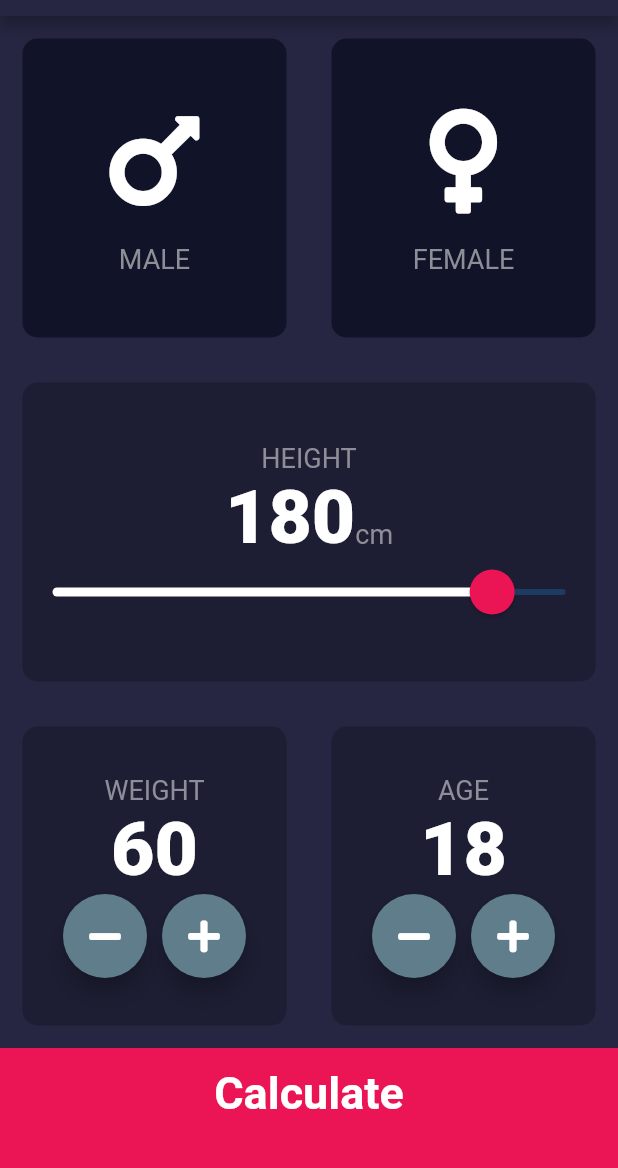
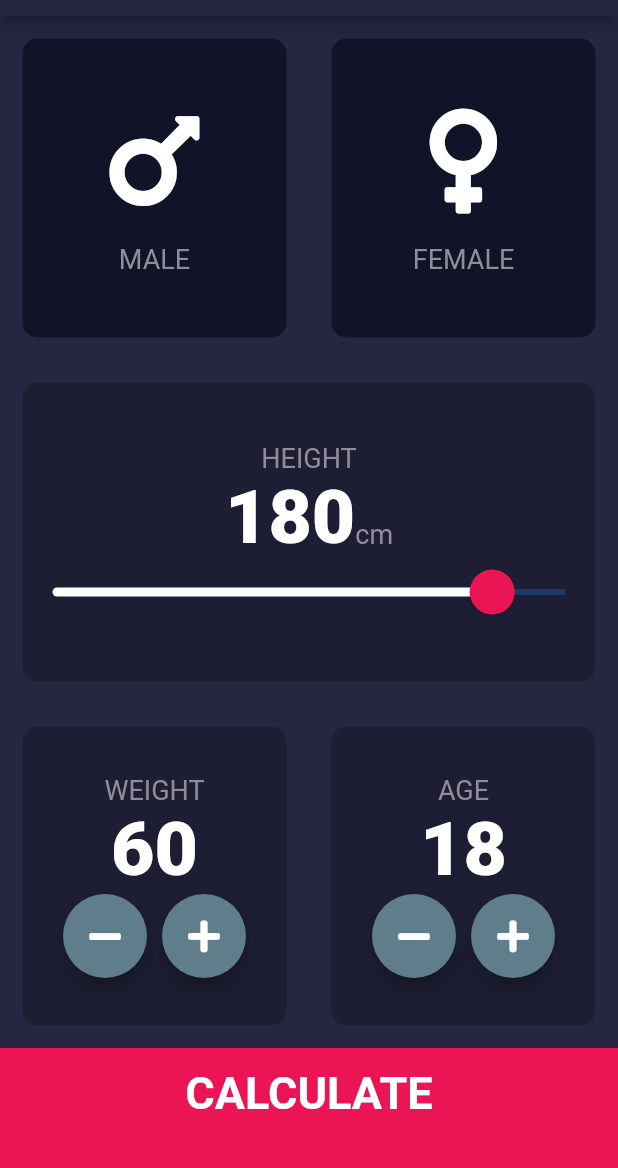
Before and after one commit to taouti/bim_calculator_2, a Flutter app: the screen it shows after launch, on a phone screen of 412 x 824 dp, the part 68-1236 px from its top. Run offline on Flutter 3.47's test engine with Material 2 defaults, Android fonts, the phone set to English and light mode, and no system bars; our stand-ins replace font_awesome_flutter.

Commit message:
commit_03

```diff
--- a/lib/screens/input_page.dart
+++ b/lib/screens/input_page.dart
@@ -1,9 +1,11 @@
 import 'package:bim_calculator_2/screens/results_page.dart';
+import 'package:bim_calculator_2/widgets/bottom_button.dart';
 import 'package:bim_calculator_2/widgets/reusable_card.dart';
 import 'package:bim_calculator_2/widgets/reusable_icon.dart';
 import 'package:bim_calculator_2/widgets/round_icon_button.dart';
 import 'package:flutter/material.dart';
 import 'package:font_awesome_flutter/font_awesome_flutter.dart';
+import 'package:bim_calculator_2/calculator.dart';
 
 import '../constants.dart';
 
@@ -217,26 +219,21 @@ class _InputPageState extends State<InputPage> {
               ],
             ),
           ),
-          GestureDetector(
+          BottomButton(
+            text: 'CALCULATE',
             onTap: () {
+              Calculator calc = Calculator(height: height, weight: weight);
               Navigator.push(
                 context,
                 MaterialPageRoute(
-                  builder: (context) => ResultsPage(),
+                  builder: (context) => ResultsPage(
+                    bmiResult: calc.calculateBMI(),
+                    resultText: calc.getResult(),
+                    interpretationText: calc.getInterpretation(),
+                  ),
                 ),
               );
             },
-            child: Container(
-              padding: EdgeInsets.only(bottom: 20),
-              child: Center(
-                child: Text(
-                  'Calculate',
-                  style: KLargeButtonTextStyle,
-                ),
-              ),
-              height: KBottomContainerHeight,
-              color: KBottomContainerColor,
-            ),
           ),
         ],
       ),
--- /dev/null
+++ b/lib/widgets/bottom_button.dart
@@ -0,0 +1,27 @@
+import 'package:bim_calculator_2/screens/results_page.dart';
+import 'package:flutter/material.dart';
+
+import '../constants.dart';
+
+class BottomButton extends StatelessWidget {
+  final String text;
+  final Function onTap;
+  const BottomButton({this.text, this.onTap});
+  @override
+  Widget build(BuildContext context) {
+    return GestureDetector(
+      onTap: onTap,
+      child: Container(
+        padding: EdgeInsets.only(bottom: 20),
+        child: Center(
+          child: Text(
+            text,
+            style: KLargeButtonTextStyle,
+          ),
+        ),
+        height: KBottomContainerHeight,
+        color: KBottomContainerColor,
+      ),
+    );
+  }
+}
```
Also changed, not shown: lib/calculator.dart (added, +33 -0 lines), lib/constants.dart (+16 -1 lines), lib/screens/results_page.dart (+39 -47 lines).
